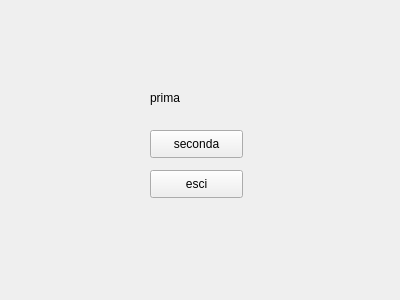
Before: the Qt Designer form NegozioDelUsatoPython/testing_leon2/prima.ui in LeonUrsu/NegozioDellUsato-ExamIS, drawn with Qt 5.
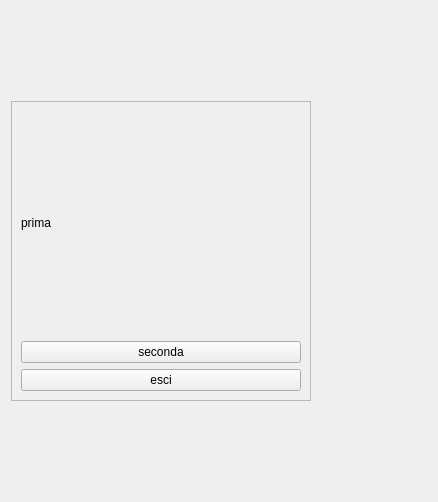
After: the same form once the commit is applied.

Patch:
```diff
--- a/NegozioDelUsatoPython/testing_leon2/prima.ui
+++ b/NegozioDelUsatoPython/testing_leon2/prima.ui
@@ -6,52 +6,60 @@
    <rect>
     <x>0</x>
     <y>0</y>
-    <width>400</width>
-    <height>300</height>
+    <width>438</width>
+    <height>502</height>
    </rect>
   </property>
+  <property name="sizePolicy">
+   <sizepolicy hsizetype="Expanding" vsizetype="Expanding">
+    <horstretch>0</horstretch>
+    <verstretch>0</verstretch>
+   </sizepolicy>
+  </property>
   <property name="windowTitle">
    <string>Form</string>
   </property>
+  <layout class="QVBoxLayout" name="verticalLayout">
+   <item>
+    <widget class="QFrame" name="frame">
+     <property name="maximumSize">
+      <size>
+       <width>300</width>
+       <height>300</height>
+      </size>
+     </property>
+     <property name="frameShape">
+      <enum>QFrame::StyledPanel</enum>
+     </property>
+     <property name="frameShadow">
+      <enum>QFrame::Raised</enum>
+     </property>
+     <layout class="QVBoxLayout" name="verticalLayout_2">
+      <item>
+       <widget class="QLabel" name="label">
+        <property name="text">
+         <string>prima</string>
+        </property>
+       </widget>
+      </item>
+      <item>
   <widget class="QPushButton" name="gotosecbtn">
-   <property name="geometry">
-    <rect>
-     <x>150</x>
-     <y>130</y>
-     <width>93</width>
-     <height>28</height>
-    </rect>
-   </property>
    <property name="text">
     <string>seconda</string>
    </property>
   </widget>
+      </item>
+      <item>
   <widget class="QPushButton" name="exitbtn">
-   <property name="geometry">
-    <rect>
-     <x>150</x>
-     <y>170</y>
-     <width>93</width>
-     <height>28</height>
-    </rect>
-   </property>
    <property name="text">
     <string>esci</string>
    </property>
   </widget>
-  <widget class="QLabel" name="label">
-   <property name="geometry">
-    <rect>
-     <x>150</x>
-     <y>90</y>
-     <width>55</width>
-     <height>16</height>
-    </rect>
-   </property>
-   <property name="text">
-    <string>prima</string>
-   </property>
-  </widget>
+      </item>
+     </layout>
+    </widget>
+   </item>
+  </layout>
  </widget>
  <resources/>
  <connections/>
```
Lines whose indentation alone changed are shown as unchanged.
